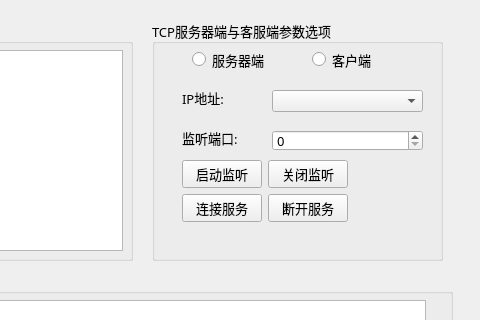
First picture: the form in mainwindow.ui, repository a1263221841-sudo/TCP-IP, before the edit; both pictures show x 218 to 698 and y 0 to 320 of the 698 by 496 pixel window.
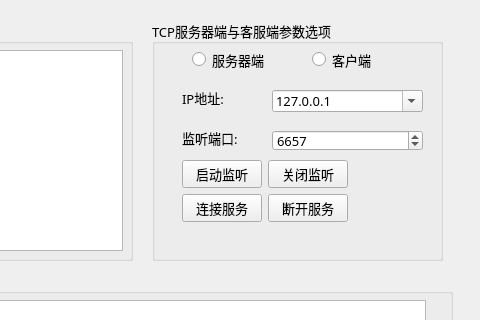
Second picture: the form after the edit. Icons and pictures are not drawn.

The edit to the form file:
```diff
--- a/mainwindow.ui
+++ b/mainwindow.ui
@@ -81,6 +81,12 @@
       <pointsize>10</pointsize>
      </font>
     </property>
+    <property name="editable">
+     <bool>true</bool>
+    </property>
+    <property name="currentText">
+     <string>127.0.0.1</string>
+    </property>
    </widget>
    <widget class="QLabel" name="label">
     <property name="geometry">
@@ -136,7 +142,10 @@
      </font>
     </property>
     <property name="maximum">
-     <number>999999</number>
+     <number>65535</number>
+    </property>
+    <property name="value">
+     <number>6657</number>
     </property>
    </widget>
    <widget class="QGroupBox" name="groupBox">
```
Left out of the diff: 36 changed lines with no effect on the pictures.
